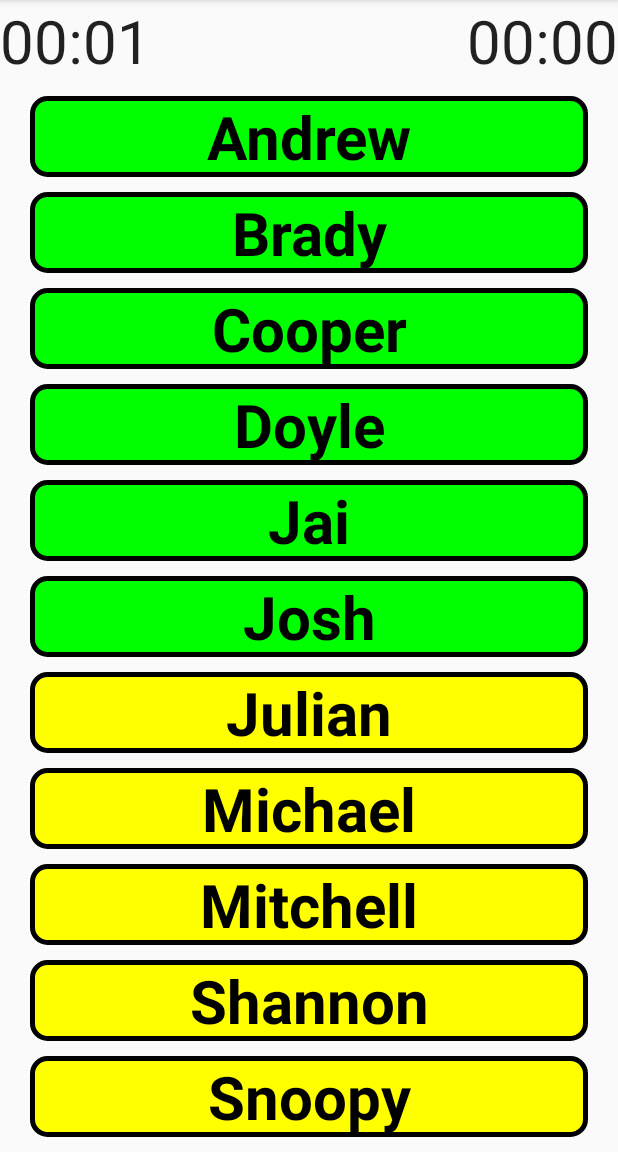
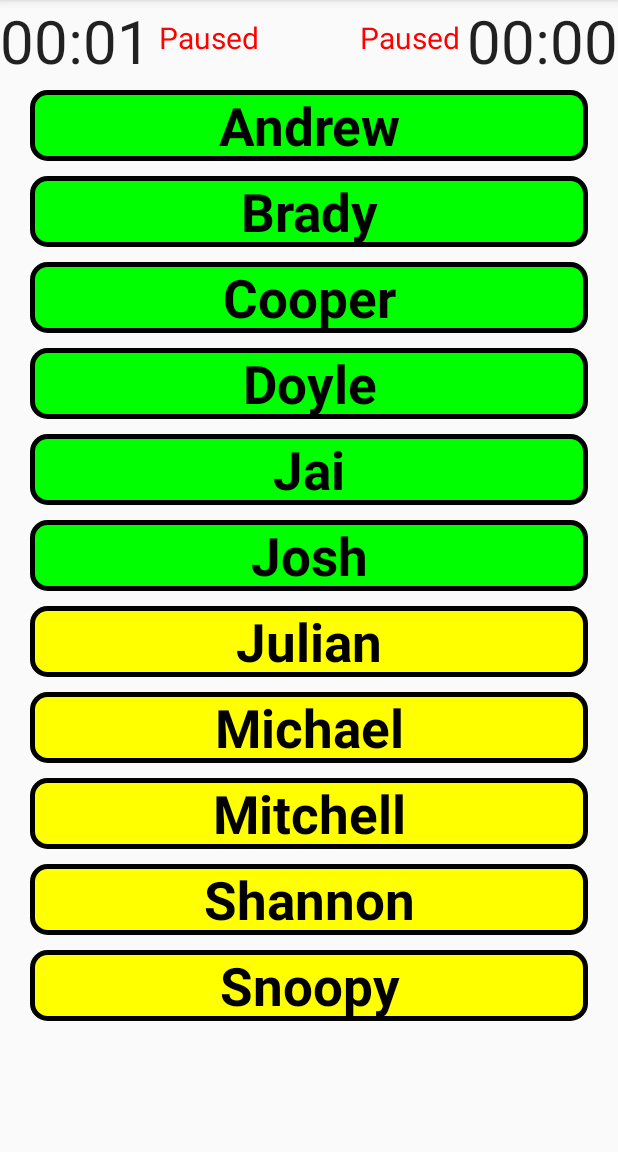
Before and after one commit to aardmark/footballmanager, an Android app: the screen it shows after launch (MainActivity), after a tap on an icon or button, on a phone screen of 412 x 824 dp, the part 84-1236 px from its top. Run offline under Robolectric (Android 15) with nearby library versions, the phone set to English and light mode, and no system bars; 1 other tap on this screen came first.

Commit message:
added status to stopwatches

```diff
--- a/app/src/main/java/au/net/mjktech/footballmanager/MainActivity.java
+++ b/app/src/main/java/au/net/mjktech/footballmanager/MainActivity.java
@@ -11,6 +11,7 @@ import android.view.View;
 import android.view.WindowManager;
 import android.widget.AdapterView;
 import android.widget.ListView;
+import android.widget.TextView;
 import android.widget.Toast;
 
 import java.util.ArrayList;
@@ -64,7 +65,8 @@ public class MainActivity extends ActionBarActivity {
             }
         });
         getWindow().addFlags(WindowManager.LayoutParams.FLAG_KEEP_SCREEN_ON);
-
+        ((Stopwatch) findViewById(R.id.stopwatch)).setStatus((TextView) findViewById(R.id.statusLeft));
+        ((Stopwatch) findViewById(R.id.matchTimer)).setStatus((TextView) findViewById(R.id.statusRight));
         CharSequence text = resetOnSubstitution ? "Resetting on subs" : "Not Resetting on subs";
         int duration = Toast.LENGTH_SHORT;
 
--- a/app/src/main/java/au/net/mjktech/footballmanager/Stopwatch.java
+++ b/app/src/main/java/au/net/mjktech/footballmanager/Stopwatch.java
@@ -1,6 +1,7 @@
 package au.net.mjktech.footballmanager;
 
 import android.content.Context;
+import android.graphics.Color;
 import android.os.Parcel;
 import android.os.Parcelable;
 import android.os.SystemClock;
@@ -8,6 +9,7 @@ import android.support.annotation.NonNull;
 import android.util.AttributeSet;
 import android.view.View;
 import android.widget.Chronometer;
+import android.widget.TextView;
 
 public class Stopwatch extends Chronometer implements View.OnClickListener, View.OnLongClickListener {
 
@@ -34,12 +36,20 @@ public class Stopwatch extends Chronometer implements View.OnClickListener, View
         setOnLongClickListener(this);
     }
 
+    private TextView status;
+    public void setStatus(TextView status)
+    {
+        this.status = status;
+    }
+
     @Override
     public void onClick(View view) {
-        if (isStarted)
+        if (isStarted) {
             stop();
-        else
+        }
+        else {
             start();
+        }
     }
 
     @Override
@@ -53,6 +63,8 @@ public class Stopwatch extends Chronometer implements View.OnClickListener, View
         setBase(SystemClock.elapsedRealtime() + timeWhenStopped);
         isStarted = true;
         super.start();
+        this.status.setText(R.string.TimerRunning);
+        this.status.setTextColor(Color.BLUE);
     }
 
     @Override
@@ -60,6 +72,8 @@ public class Stopwatch extends Chronometer implements View.OnClickListener, View
         timeWhenStopped = getBase() - SystemClock.elapsedRealtime();
         isStarted = false;
         super.stop();
+        this.status.setText(R.string.TimerPaused);
+        this.status.setTextColor(Color.RED);
     }
 
     public void reset() {
--- a/app/src/main/res/layout/activity_main.xml
+++ b/app/src/main/res/layout/activity_main.xml
@@ -5,7 +5,7 @@
 
     <LinearLayout
         android:layout_width="fill_parent"
-        android:layout_height="wrap_content"
+        android:layout_height="50sp"
         android:baselineAligned="false"
         android:orientation="horizontal">
 
@@ -18,10 +18,26 @@
         <TextView
             android:layout_width="wrap_content"
             android:layout_height="wrap_content"
-            android:text=""
-            android:textSize="40sp"
+            android:text="@string/TimerPaused"
+            android:textColor="#FF0000"
+            android:paddingTop="11sp"
+            android:paddingLeft="5sp"
+            android:textSize="20sp"
+            android:gravity="left"
             android:layout_weight="2"
-            android:id="@+id/status" />
+            android:id="@+id/statusLeft" />
+
+        <TextView
+            android:layout_width="wrap_content"
+            android:layout_height="wrap_content"
+            android:text="@string/TimerPaused"
+            android:textColor="#FF0000"
+            android:paddingTop="11sp"
+            android:paddingRight="5sp"
+            android:textSize="20sp"
+            android:gravity="right"
+            android:layout_weight="2"
+            android:id="@+id/statusRight" />
 
         <au.net.mjktech.footballmanager.Stopwatch
             android:layout_width="wrap_content"
--- a/app/src/main/res/layout/player_row.xml
+++ b/app/src/main/res/layout/player_row.xml
@@ -3,6 +3,6 @@
     android:layout_width="match_parent"
     android:layout_height="wrap_content"
     android:gravity="center_vertical|center_horizontal"
-    android:textSize="40sp"
+    android:textSize="35sp"
     android:textColor="#ff000000"
     android:textStyle="bold" />
--- a/app/src/main/res/values/strings.xml
+++ b/app/src/main/res/values/strings.xml
@@ -2,4 +2,6 @@
     <string name="app_name">Football Manager</string>
     <string name="action_settings">Settings</string>
     <string name="reset_button_text">RESET</string>
+    <string name="TimerRunning">Running</string>
+    <string name="TimerPaused">Paused</string>
 </resources>
```
